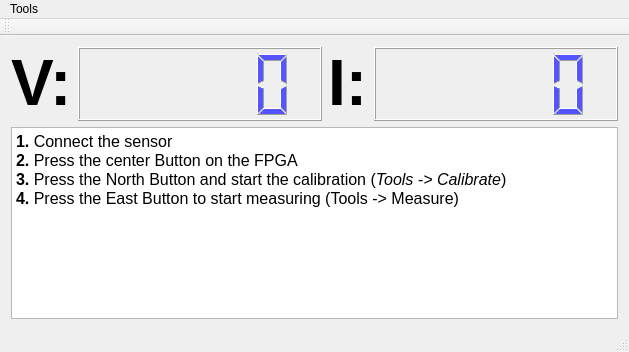
This is mainwindow.ui in Zap123/Nanosystem-project as Qt 5 draws it before an edit. The edited form follows.
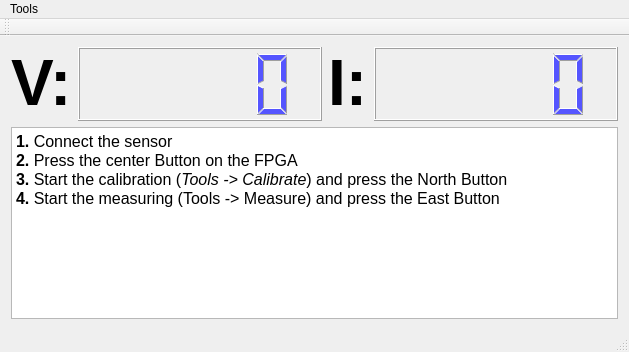
This is the edited form.

Commit message: Draft Calibration function.

Patch:
```diff
--- a/mainwindow.ui
+++ b/mainwindow.ui
@@ -83,8 +83,8 @@
 &lt;/style&gt;&lt;/head&gt;&lt;body style=&quot; font-family:'Ubuntu'; font-size:11pt; font-weight:400; font-style:normal;&quot;&gt;
 &lt;p style=&quot; margin-top:0px; margin-bottom:0px; margin-left:0px; margin-right:0px; -qt-block-indent:0; text-indent:0px;&quot;&gt;&lt;span style=&quot; font-family:'Sans Serif'; font-size:12pt; font-weight:600;&quot;&gt;1.&lt;/span&gt;&lt;span style=&quot; font-family:'Sans Serif'; font-size:12pt;&quot;&gt; Connect the sensor&lt;/span&gt;&lt;/p&gt;
 &lt;p style=&quot; margin-top:0px; margin-bottom:0px; margin-left:0px; margin-right:0px; -qt-block-indent:0; text-indent:0px;&quot;&gt;&lt;span style=&quot; font-family:'Sans Serif'; font-size:12pt; font-weight:600;&quot;&gt;2.&lt;/span&gt;&lt;span style=&quot; font-family:'Sans Serif'; font-size:12pt;&quot;&gt; Press the center Button on the FPGA&lt;/span&gt;&lt;/p&gt;
-&lt;p style=&quot; margin-top:0px; margin-bottom:0px; margin-left:0px; margin-right:0px; -qt-block-indent:0; text-indent:0px;&quot;&gt;&lt;span style=&quot; font-family:'Sans Serif'; font-size:12pt; font-weight:600;&quot;&gt;3.&lt;/span&gt;&lt;span style=&quot; font-family:'Sans Serif'; font-size:12pt;&quot;&gt; Press the North Button and start the calibration (&lt;/span&gt;&lt;span style=&quot; font-family:'Sans Serif'; font-size:12pt; font-style:italic;&quot;&gt;Tools -&amp;gt; Calibrate&lt;/span&gt;&lt;span style=&quot; font-family:'Sans Serif'; font-size:12pt;&quot;&gt;)&lt;/span&gt;&lt;/p&gt;
-&lt;p style=&quot; margin-top:0px; margin-bottom:0px; margin-left:0px; margin-right:0px; -qt-block-indent:0; text-indent:0px;&quot;&gt;&lt;span style=&quot; font-family:'Sans Serif'; font-size:12pt; font-weight:600;&quot;&gt;4. &lt;/span&gt;&lt;span style=&quot; font-family:'Sans Serif'; font-size:12pt;&quot;&gt;Press the East Button to start measuring (Tools -&amp;gt; Measure)&lt;/span&gt;&lt;/p&gt;&lt;/body&gt;&lt;/html&gt;</string>
+&lt;p style=&quot; margin-top:0px; margin-bottom:0px; margin-left:0px; margin-right:0px; -qt-block-indent:0; text-indent:0px;&quot;&gt;&lt;span style=&quot; font-family:'Sans Serif'; font-size:12pt; font-weight:600;&quot;&gt;3.&lt;/span&gt;&lt;span style=&quot; font-family:'Sans Serif'; font-size:12pt;&quot;&gt; Start the calibration (&lt;/span&gt;&lt;span style=&quot; font-family:'Sans Serif'; font-size:12pt; font-style:italic;&quot;&gt;Tools -&amp;gt; Calibrate&lt;/span&gt;&lt;span style=&quot; font-family:'Sans Serif'; font-size:12pt;&quot;&gt;) and press the North Button&lt;/span&gt;&lt;/p&gt;
+&lt;p style=&quot; margin-top:0px; margin-bottom:0px; margin-left:0px; margin-right:0px; -qt-block-indent:0; text-indent:0px;&quot;&gt;&lt;span style=&quot; font-family:'Sans Serif'; font-size:12pt; font-weight:600;&quot;&gt;4. &lt;/span&gt;&lt;span style=&quot; font-family:'Sans Serif'; font-size:12pt;&quot;&gt;Start the measuring (Tools -&amp;gt; Measure)&lt;/span&gt;&lt;span style=&quot; font-family:'Sans Serif'; font-size:12pt; font-weight:600;&quot;&gt; &lt;/span&gt;&lt;span style=&quot; font-family:'Sans Serif'; font-size:12pt;&quot;&gt;and press the East Button &lt;/span&gt;&lt;/p&gt;&lt;/body&gt;&lt;/html&gt;</string>
       </property>
      </widget>
     </item>
```
The commit also changes 15 other files.
